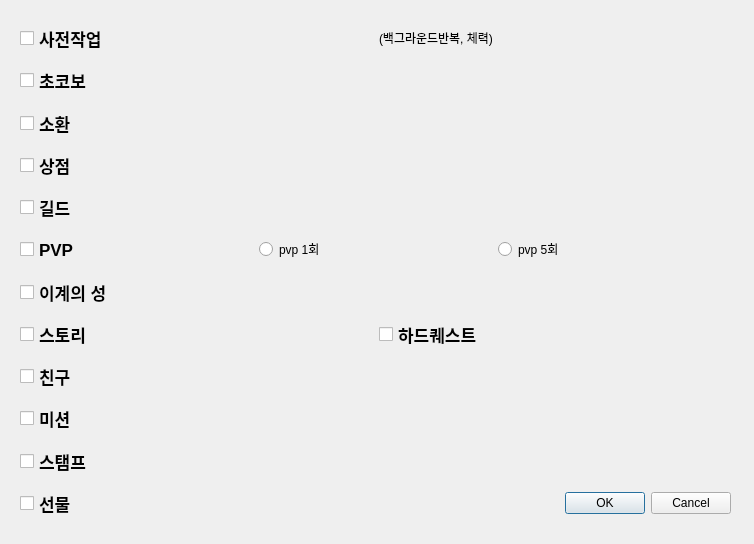
Old version of the form ffbe_settings.ui in the repository HyuntaMansei/ffbe.
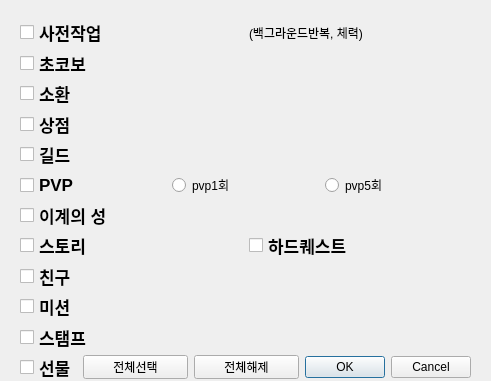
New version of the form.

The edit to the form file:
```diff
--- a/ffbe_settings.ui
+++ b/ffbe_settings.ui
@@ -6,8 +6,8 @@
    <rect>
     <x>0</x>
     <y>0</y>
-    <width>754</width>
-    <height>544</height>
+    <width>491</width>
+    <height>381</height>
    </rect>
   </property>
   <property name="windowTitle">
@@ -18,8 +18,8 @@
     <rect>
      <x>20</x>
      <y>20</y>
-     <width>711</width>
-     <height>501</height>
+     <width>451</width>
+     <height>359</height>
     </rect>
    </property>
    <layout class="QVBoxLayout" name="verticalLayout">
@@ -165,7 +165,7 @@
          </sizepolicy>
         </property>
         <property name="text">
-         <string>pvp 1회</string>
+         <string>pvp1회</string>
         </property>
        </widget>
       </item>
@@ -178,7 +178,7 @@
          </sizepolicy>
         </property>
         <property name="text">
-         <string>pvp 5회</string>
+         <string>pvp5회</string>
         </property>
        </widget>
       </item>
@@ -309,7 +309,7 @@
      </widget>
     </item>
     <item>
-     <layout class="QHBoxLayout" name="horizontalLayout_2">
+     <layout class="QHBoxLayout" name="horizontalLayout_2" stretch="0,1,1,0">
       <item>
        <widget class="QCheckBox" name="cb_present">
         <property name="sizePolicy">
@@ -330,10 +330,24 @@
         </property>
        </widget>
       </item>
+      <item>
+       <widget class="QPushButton" name="pushButton">
+        <property name="text">
+         <string>전체선택</string>
+        </property>
+       </widget>
+      </item>
+      <item>
+       <widget class="QPushButton" name="pushButton_2">
+        <property name="text">
+         <string>전체해제</string>
+        </property>
+       </widget>
+      </item>
       <item>
        <widget class="QDialogButtonBox" name="buttonBox">
         <property name="sizePolicy">
-         <sizepolicy hsizetype="Preferred" vsizetype="Fixed">
+         <sizepolicy hsizetype="Preferred" vsizetype="Preferred">
           <horstretch>0</horstretch>
           <verstretch>0</verstretch>
          </sizepolicy>
```
Left out of the diff: 47 changed lines with no effect on the pictures.
